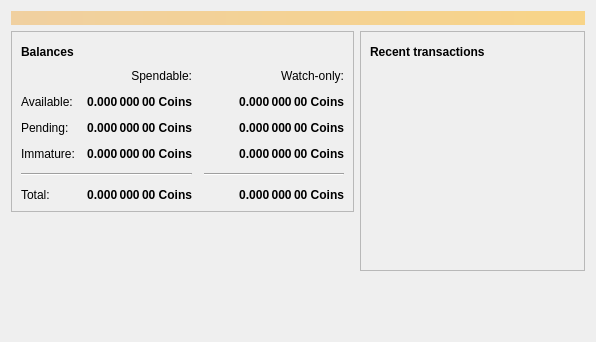
First picture: the form in src/qt/forms/overviewpage.ui, repository DigitalPrice/DP-Wallet, before the edit.
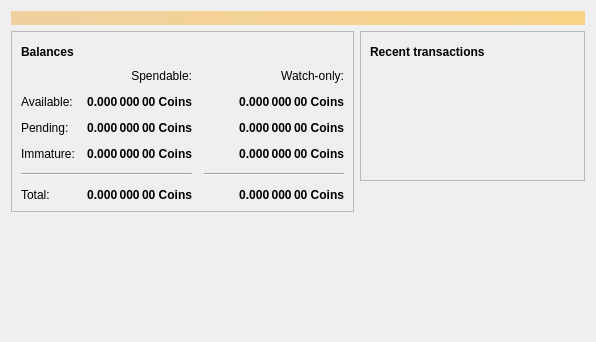
Second picture: the form after the edit. Icons and pictures are not drawn. Custom widgets are drawn as their Qt base class.

Commit message: Merge bitcoin-core/gui#176: Fix TxViewDelegate layout

Diff of the .ui file:
```diff
--- a/src/qt/forms/overviewpage.ui
+++ b/src/qt/forms/overviewpage.ui
@@ -515,6 +515,9 @@
             <property name="horizontalScrollBarPolicy">
              <enum>Qt::ScrollBarAlwaysOff</enum>
             </property>
+            <property name="sizeAdjustPolicy">
+             <enum>QAbstractScrollArea::AdjustToContents</enum>
+            </property>
             <property name="selectionMode">
              <enum>QAbstractItemView::NoSelection</enum>
             </property>
```
The commit also changes 3 other files.
